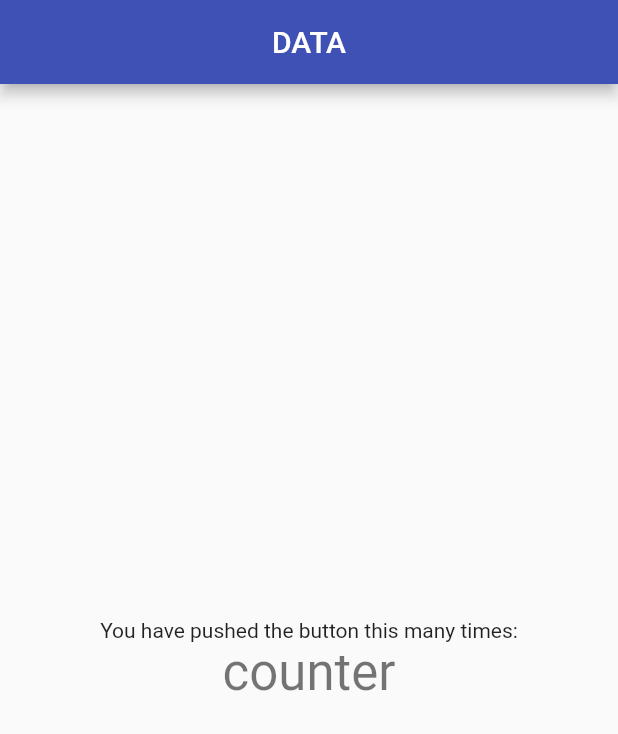
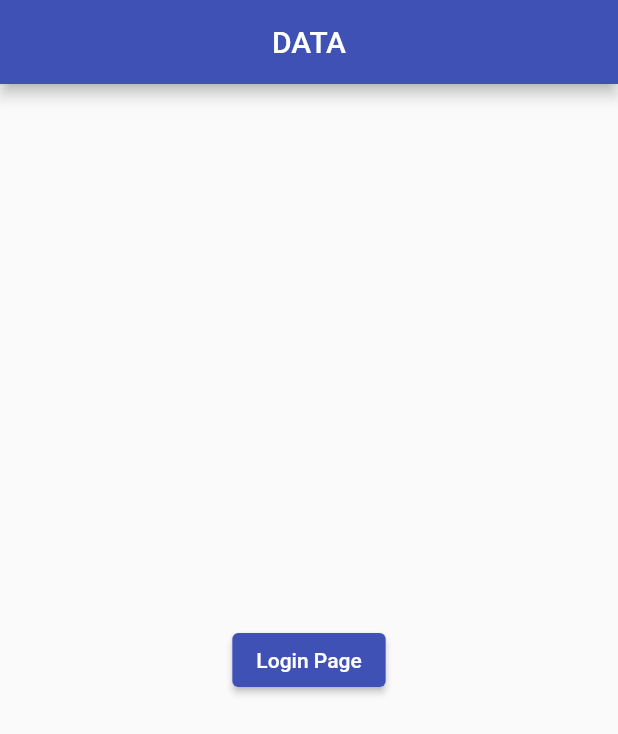
Before and after one commit to sk8rboil/case_study, a Flutter app: the screen it shows after launch, on a phone screen of 412 x 824 dp. Shown: the top 734 px of the screen. Run offline on Flutter 3.47's test engine with Material 2 defaults, Android fonts, the phone set to English and light mode, and no system bars; our stand-ins replace firebase_auth, firebase_core, get; accounts and stored records are empty.

```diff
--- /dev/null
+++ b/lib/constant.dart
@@ -0,0 +1 @@
+class Myconstant {}
--- /dev/null
+++ b/lib/controllers/home_controller.dart
@@ -0,0 +1 @@
+class HomeController {}
--- a/lib/homepage.dart
+++ b/lib/homepage.dart
@@ -1,8 +1,10 @@
 // ignore_for_file: prefer_const_constructors
 
 import 'package:flutter/material.dart';
+import 'package:get/get.dart';
+import 'package:my_presence_app/controllers/home_controller.dart';
 
-class MyHomePage extends StatelessWidget {
+class MyHomePage extends GetView<HomeController> {
   const MyHomePage({Key? key}) : super(key: key);
 
   @override
@@ -16,12 +18,11 @@ class MyHomePage extends StatelessWidget {
         child: Column(
           mainAxisAlignment: MainAxisAlignment.center,
           children: <Widget>[
-            const Text(
-              'You have pushed the button this many times:',
-            ),
-            Text(
-              'counter',
-              style: Theme.of(context).textTheme.headline4,
+            ElevatedButton(
+              onPressed: () {
+                Get.toNamed('/login_screen');
+              },
+              child: Text('Login Page'),
             ),
           ],
         ),
--- a/lib/main.dart
+++ b/lib/main.dart
@@ -1,10 +1,15 @@
 // ignore_for_file: prefer_const_constructors
 
+import 'package:firebase_core/firebase_core.dart';
 import 'package:flutter/material.dart';
+import 'package:get/get.dart';
 import 'package:my_presence_app/homepage.dart';
+import 'package:my_presence_app/screens/login_screen.dart';
 
-void main() {
-  runApp(const MyApp());
+void main() async {
+  WidgetsFlutterBinding.ensureInitialized();
+  await Firebase.initializeApp();
+  runApp(MyApp());
 }
 
 class MyApp extends StatelessWidget {
@@ -13,13 +18,16 @@ class MyApp extends StatelessWidget {
   // This widget is the root of your application.
   @override
   Widget build(BuildContext context) {
-    return MaterialApp(
+    return GetMaterialApp(
       debugShowCheckedModeBanner: false,
       title: 'Flutter Demo',
       theme: ThemeData(
         primarySwatch: Colors.indigo,
       ),
       home: MyHomePage(),
+      getPages: [
+        GetPage(name: '/login_screen', page: () => MyloginScreen()),
+      ],
     );
   }
 }
```
Also changed, not shown: lib/controllers/addpage_controller.dart (added, +48 -0 lines), lib/screens/login_screen.dart (added, +63 -0 lines), pubspec.yaml (+6 -3 lines), pubspec.lock, 4 other files.
